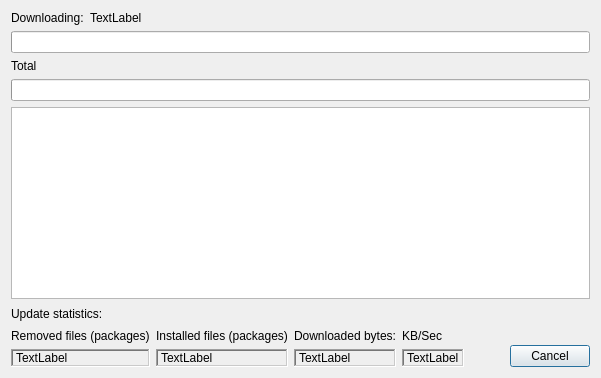
MiKTeX/miktex, file Libraries/MiKTeX/UI/Qt/UpdateDialog.ui: the form before one commit.
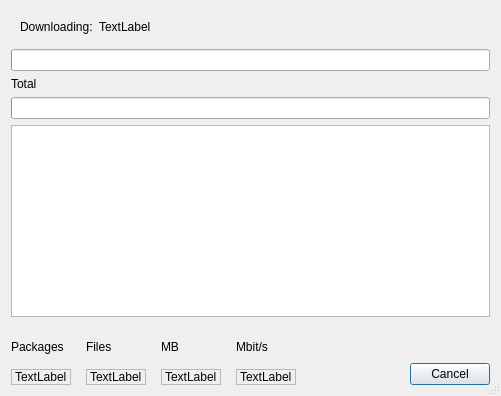
The form after the commit.

```diff
--- a/Libraries/MiKTeX/UI/Qt/UpdateDialog.ui
+++ b/Libraries/MiKTeX/UI/Qt/UpdateDialog.ui
@@ -10,12 +10,13 @@
     <height>309</height>
    </size>
   </property>
-  <property name="windowTitle" >
-   <string>MiKTeX Package Manager</string>
+  <property name="sizeGripEnabled">
+   <bool>true</bool>
   </property>
   <layout class="QVBoxLayout" name="verticalLayout_7" >
    <item>
-    <layout class="QHBoxLayout" name="horizontalLayout" >
+    <widget class="QWidget" name="" native="true">
+     <layout class="QHBoxLayout" name="horizontalLayout">
      <item>
       <widget class="QLabel" name="labelProgress1" >
        <property name="text" >
@@ -37,6 +38,7 @@
       </widget>
      </item>
     </layout>
+    </widget>
    </item>
    <item>
     <widget class="QProgressBar" name="progressBar1" />
@@ -52,36 +54,21 @@
     <widget class="QProgressBar" name="progressBar2" />
    </item>
    <item>
-    <widget class="QTextBrowser" name="textBrowser" >
-     <property name="sizePolicy" >
-      <sizepolicy vsizetype="Expanding" hsizetype="Expanding" >
-       <horstretch>0</horstretch>
-       <verstretch>3</verstretch>
-      </sizepolicy>
-     </property>
-    </widget>
+    <widget class="QTextBrowser" name="textBrowser"/>
    </item>
    <item>
-    <layout class="QHBoxLayout" name="horizontalLayout_3" >
-     <item>
-      <layout class="QVBoxLayout" name="verticalLayout_5" >
-       <item>
-        <widget class="QLabel" name="label_4" >
-         <property name="text" >
-          <string>Update statistics:</string>
-         </property>
-        </widget>
-       </item>
+    <layout class="QHBoxLayout" name="horizontalLayout_3">
+     <property name="spacing">
+      <number>15</number>
+     </property>
        <item>
-        <layout class="QHBoxLayout" name="horizontalLayout_2" >
+      <layout class="QVBoxLayout" name="verticalLayout">
          <item>
-          <layout class="QVBoxLayout" name="verticalLayout" >
-           <item>
-            <widget class="QLabel" name="label_5" >
-             <property name="text" >
-              <string>Removed files (packages)</string>
-             </property>
-             <property name="alignment" >
+        <widget class="QLabel" name="label_5">
+         <property name="text">
+          <string>Packages</string>
+         </property>
+         <property name="alignment">
               <set>Qt::AlignBottom|Qt::AlignLeading|Qt::AlignLeft</set>
              </property>
              <property name="wordWrap" >
@@ -97,10 +84,10 @@
                <verstretch>0</verstretch>
               </sizepolicy>
              </property>
-             <property name="frameShape" >
-              <enum>QFrame::WinPanel</enum>
-             </property>
-             <property name="frameShadow" >
+         <property name="frameShape">
+          <enum>QFrame::StyledPanel</enum>
+         </property>
+         <property name="frameShadow">
               <enum>QFrame::Sunken</enum>
              </property>
              <property name="text" >
@@ -111,13 +98,13 @@
           </layout>
          </item>
          <item>
-          <layout class="QVBoxLayout" name="verticalLayout_2" >
+      <layout class="QVBoxLayout" name="verticalLayout_2">
            <item>
-            <widget class="QLabel" name="label_7" >
-             <property name="text" >
-              <string>Installed files (packages)</string>
-             </property>
-             <property name="alignment" >
+        <widget class="QLabel" name="label_7">
+         <property name="text">
+          <string>Files</string>
+         </property>
+         <property name="alignment">
               <set>Qt::AlignBottom|Qt::AlignLeading|Qt::AlignLeft</set>
              </property>
              <property name="wordWrap" >
@@ -133,10 +120,10 @@
                <verstretch>0</verstretch>
               </sizepolicy>
              </property>
-             <property name="frameShape" >
-              <enum>QFrame::WinPanel</enum>
-             </property>
-             <property name="frameShadow" >
+         <property name="frameShape">
+          <enum>QFrame::StyledPanel</enum>
+         </property>
+         <property name="frameShadow">
               <enum>QFrame::Sunken</enum>
              </property>
              <property name="text" >
@@ -147,13 +134,13 @@
           </layout>
          </item>
          <item>
-          <layout class="QVBoxLayout" name="verticalLayout_3" >
+      <layout class="QVBoxLayout" name="verticalLayout_3">
            <item>
-            <widget class="QLabel" name="label_9" >
-             <property name="text" >
-              <string>Downloaded bytes:</string>
-             </property>
-             <property name="alignment" >
+        <widget class="QLabel" name="label_9">
+         <property name="text">
+          <string>MB</string>
+         </property>
+         <property name="alignment">
               <set>Qt::AlignBottom|Qt::AlignLeading|Qt::AlignLeft</set>
              </property>
              <property name="wordWrap" >
@@ -169,10 +156,10 @@
                <verstretch>0</verstretch>
               </sizepolicy>
              </property>
-             <property name="frameShape" >
-              <enum>QFrame::WinPanel</enum>
-             </property>
-             <property name="frameShadow" >
+         <property name="frameShape">
+          <enum>QFrame::StyledPanel</enum>
+         </property>
+         <property name="frameShadow">
               <enum>QFrame::Sunken</enum>
              </property>
              <property name="text" >
@@ -183,13 +170,13 @@
           </layout>
          </item>
          <item>
-          <layout class="QVBoxLayout" name="verticalLayout_4" >
+      <layout class="QVBoxLayout" name="verticalLayout_4">
            <item>
-            <widget class="QLabel" name="label_11" >
-             <property name="text" >
-              <string>KB/Sec</string>
-             </property>
-             <property name="alignment" >
+        <widget class="QLabel" name="label_11">
+         <property name="text">
+          <string>Mbit/s</string>
+         </property>
+         <property name="alignment">
               <set>Qt::AlignBottom|Qt::AlignLeading|Qt::AlignLeft</set>
              </property>
             </widget>
@@ -202,10 +189,10 @@
                <verstretch>0</verstretch>
               </sizepolicy>
              </property>
-             <property name="frameShape" >
-              <enum>QFrame::WinPanel</enum>
-             </property>
-             <property name="frameShadow" >
+         <property name="frameShape">
+          <enum>QFrame::StyledPanel</enum>
+         </property>
+         <property name="frameShadow">
               <enum>QFrame::Sunken</enum>
              </property>
              <property name="text" >
@@ -215,10 +202,6 @@
            </item>
           </layout>
          </item>
-        </layout>
-       </item>
-      </layout>
-     </item>
      <item>
       <spacer name="horizontalSpacer" >
        <property name="orientation" >
@@ -239,8 +222,8 @@
          <property name="orientation" >
           <enum>Qt::Vertical</enum>
          </property>
-         <property name="sizeType" >
-          <enum>QSizePolicy::MinimumExpanding</enum>
+         <property name="sizeType">
+          <enum>QSizePolicy::Ignored</enum>
          </property>
          <property name="sizeHint" stdset="0" >
           <size>
```
Left out of the diff: 90 changed lines with no effect on the pictures. Lines whose indentation alone changed are shown as unchanged.
